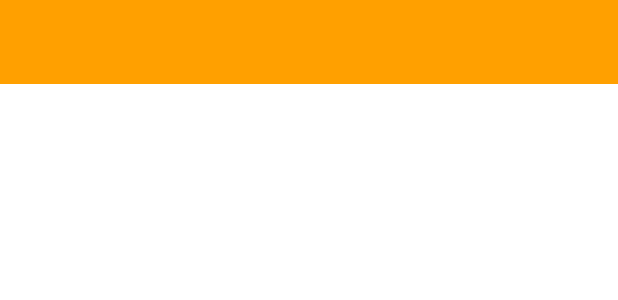
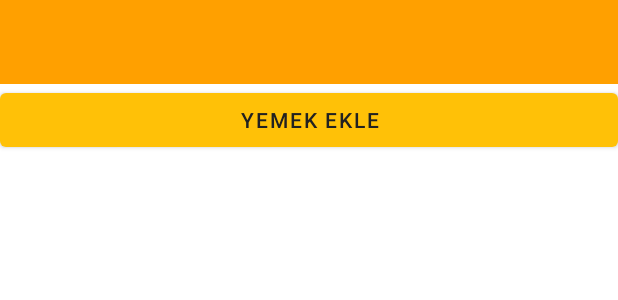
Before and after one commit to saduncakmakli/AndroidBootcampFinalProject, an Android app: the layout fragment_sepet.xml on its own in the app's theme, with its tools: preview values and no code run, on a phone screen of 412 x 824 dp. Shown: the top 300 px of the screen. Run offline under Robolectric (Android 15) with nearby library versions, the light colour scheme and no system bars.

Commit message:
working on sepet fragment recycler view, bug var! ( sayfa guncellendiginde adapter icerisindeki onBindViewHolder ve onCreateViewHolder calismiyor. )

```diff
--- a/app/src/main/AndroidManifest.xml
+++ b/app/src/main/AndroidManifest.xml
@@ -5,7 +5,7 @@
     <uses-permission android:name="android.permission.INTERNET"/>
 
     <application
-        android:allowBackup="true"
+        android:allowBackup="false"
         android:icon="@mipmap/ic_launcher"
         android:label="@string/app_name"
         android:roundIcon="@mipmap/ic_launcher_round"
--- a/app/src/main/java/com/example/siparisuygulamasi/adapter/SepetAdapter.kt
+++ b/app/src/main/java/com/example/siparisuygulamasi/adapter/SepetAdapter.kt
@@ -6,6 +6,7 @@ import android.view.LayoutInflater
 import android.view.ViewGroup
 import androidx.recyclerview.widget.RecyclerView
 import com.example.siparisuygulamasi.databinding.SepetCardBinding
+import com.example.siparisuygulamasi.entity.ActiveData.sepetRecyclerviewDisplayCorrectly
 import com.example.siparisuygulamasi.entity.Sepet
 import com.example.siparisuygulamasi.fragment.SepetFragment
 import com.example.siparisuygulamasi.picasso.PicassoUtils
@@ -33,7 +34,7 @@ class SepetAdapter(var mContext: Context,
         val desing = SepetCardBinding.inflate(layoutInflater, parent, false)
 
         Log.e("DebugAdapter", "SepetAdapter")
-
+        sepetRecyclerviewDisplayCorrectly = true
         return CardDesingHolder(desing)
     }
 
@@ -43,6 +44,7 @@ class SepetAdapter(var mContext: Context,
         cardDesing.sepetObject = sepet
         cardDesing.sepetFragment = fragment
         PicassoUtils.yemekResimGoster(sepet.yemek_resim_adi, cardDesing.imageViewItem)
+
     }
 
     override fun getItemCount(): Int {
--- a/app/src/main/java/com/example/siparisuygulamasi/entity/ActiveData.kt
+++ b/app/src/main/java/com/example/siparisuygulamasi/entity/ActiveData.kt
@@ -9,4 +9,10 @@ object ActiveData {
     var anasayfaFragmentHasNeverBeenShownYet = true
 
 
+    /*
+    Identified due to unresolved bug :/
+    The content of the recyclerview was not being displayed if the content of the RecyclerView moved beyond the screen's visible area.
+    Recyclerview On scroll property seems unimportant for this bug.
+     */
+    var sepetRecyclerviewDisplayCorrectly = false
 }
--- a/app/src/main/res/layout/fragment_sepet.xml
+++ b/app/src/main/res/layout/fragment_sepet.xml
@@ -11,9 +11,10 @@
     </data>
 
     <androidx.constraintlayout.widget.ConstraintLayout
+        android:id="@+id/contraintLayoutSepetFragment"
         android:layout_width="match_parent"
         android:layout_height="match_parent"
-        tools:context=".fragment.SepetFragment" >
+        tools:context=".fragment.SepetFragment">
 
         <androidx.appcompat.widget.Toolbar
             android:id="@+id/sepetToolbar"
@@ -28,15 +29,35 @@
             app:menu="@menu/toolbar"
             app:title="@{toolbarTitle}" />
 
-        <androidx.recyclerview.widget.RecyclerView
-            android:id="@+id/sepetRecyclerView"
-            android:layout_width="match_parent"
+        <ScrollView
+            android:layout_width="0dp"
             android:layout_height="0dp"
-            android:adapter="@{sepetAdapter}"
+            app:layout_constraintBottom_toBottomOf="parent"
             app:layout_constraintEnd_toEndOf="parent"
             app:layout_constraintStart_toStartOf="parent"
             app:layout_constraintTop_toBottomOf="@+id/sepetToolbar">
 
-        </androidx.recyclerview.widget.RecyclerView>
+            <LinearLayout
+                android:layout_width="match_parent"
+                android:layout_height="wrap_content"
+                android:orientation="vertical">
+
+                <androidx.recyclerview.widget.RecyclerView
+                    android:id="@+id/sepetRecyclerView"
+                    android:layout_width="match_parent"
+                    android:layout_height="match_parent"
+                    android:adapter="@{sepetAdapter}">
+
+                </androidx.recyclerview.widget.RecyclerView>
+
+                <Button
+                    android:id="@+id/buttonYemekEkle"
+                    android:layout_width="match_parent"
+                    android:layout_height="wrap_content"
+                    android:text="Yemek Ekle" />
+
+            </LinearLayout>
+        </ScrollView>
+
     </androidx.constraintlayout.widget.ConstraintLayout>
 </layout>
```
Also changed, not shown: app/src/main/java/com/example/siparisuygulamasi/fragment/SepetFragment.kt (+5 -4 lines).
